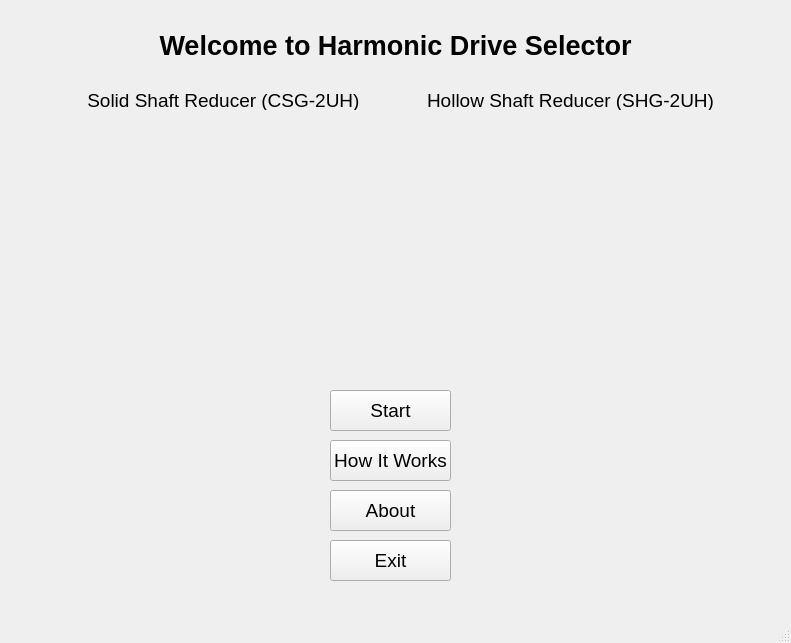
The window that gui/ui/mainwindow.ui (AimanHaidar/harmonic-drive-selector) describes before a commit, drawn with Qt 5.
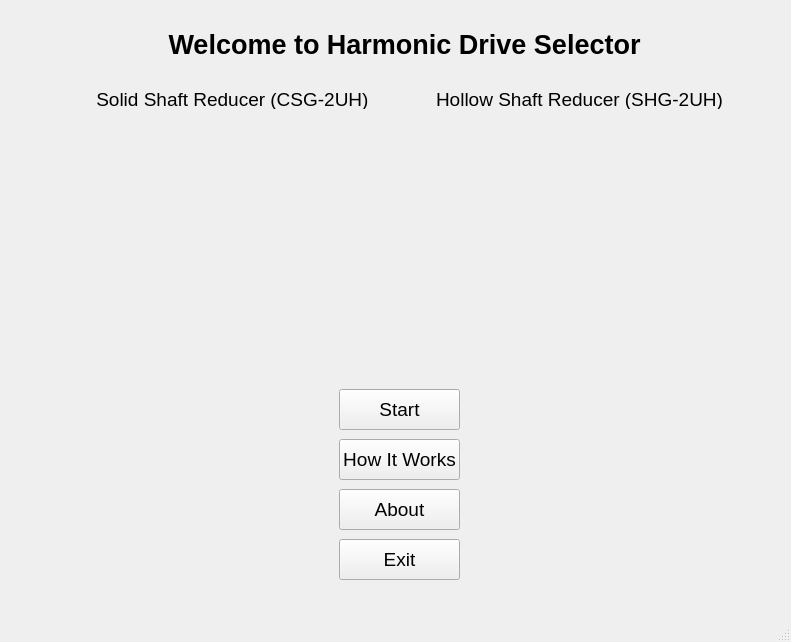
The same window after the commit. Icons and pictures are not drawn.

```diff
--- a/gui/ui/mainwindow.ui
+++ b/gui/ui/mainwindow.ui
@@ -7,37 +7,60 @@
     <x>0</x>
     <y>0</y>
     <width>791</width>
-    <height>643</height>
+    <height>642</height>
    </rect>
   </property>
   <property name="windowTitle">
    <string>MainWindow</string>
   </property>
   <widget class="QWidget" name="centralwidget">
-   <widget class="QLabel" name="CSG_photo">
+   <layout class="QGridLayout" name="gridLayout">
+    <item row="0" column="0">
+     <widget class="QWidget" name="widget" native="true">
+      <widget class="QPushButton" name="start_pushButton">
     <property name="geometry">
      <rect>
-      <x>100</x>
-      <y>130</y>
-      <width>241</width>
-      <height>241</height>
-     </rect>
-    </property>
+         <x>330</x>
+         <y>380</y>
+         <width>121</width>
+         <height>41</height>
+        </rect>
+       </property>
+       <property name="font">
+        <font>
+         <pointsize>14</pointsize>
+        </font>
+       </property>
     <property name="text">
-     <string/>
-    </property>
-    <property name="pixmap">
-     <pixmap resource="../resources/pic.qrc">:/pictures/pictures/CSG_photo.png</pixmap>
-    </property>
-    <property name="scaledContents">
-     <bool>true</bool>
+        <string>Start</string>
+       </property>
+      </widget>
+      <widget class="QLabel" name="SHG_label">
+       <property name="geometry">
+        <rect>
+         <x>390</x>
+         <y>80</y>
+         <width>361</width>
+         <height>20</height>
+        </rect>
+       </property>
+       <property name="font">
+        <font>
+         <pointsize>14</pointsize>
+        </font>
+       </property>
+       <property name="text">
+        <string>Hollow Shaft Reducer (SHG-2UH)</string>
+       </property>
+       <property name="alignment">
+        <set>Qt::AlignCenter</set>
     </property>
    </widget>
    <widget class="QLabel" name="SHG_photo">
     <property name="geometry">
      <rect>
       <x>440</x>
-      <y>130</y>
+         <y>120</y>
       <width>251</width>
       <height>241</height>
      </rect>
@@ -52,11 +75,29 @@
      <bool>true</bool>
     </property>
    </widget>
+      <widget class="QPushButton" name="how_pushButton">
+       <property name="geometry">
+        <rect>
+         <x>330</x>
+         <y>430</y>
+         <width>121</width>
+         <height>41</height>
+        </rect>
+       </property>
+       <property name="font">
+        <font>
+         <pointsize>14</pointsize>
+        </font>
+       </property>
+       <property name="text">
+        <string>How It Works</string>
+       </property>
+      </widget>
    <widget class="QLabel" name="CSG_label">
     <property name="geometry">
      <rect>
       <x>40</x>
-      <y>90</y>
+         <y>80</y>
       <width>351</width>
       <height>20</height>
      </rect>
@@ -73,13 +114,13 @@
      <set>Qt::AlignCenter</set>
     </property>
    </widget>
-   <widget class="QLabel" name="SHG_label">
+      <widget class="QPushButton" name="exit_pushButton">
     <property name="geometry">
      <rect>
-      <x>390</x>
-      <y>90</y>
-      <width>361</width>
-      <height>20</height>
+         <x>330</x>
+         <y>530</y>
+         <width>121</width>
+         <height>41</height>
      </rect>
     </property>
     <property name="font">
@@ -88,17 +129,51 @@
      </font>
     </property>
     <property name="text">
-     <string>Hollow Shaft Reducer (SHG-2UH)</string>
-    </property>
-    <property name="alignment">
-     <set>Qt::AlignCenter</set>
+        <string>Exit</string>
+       </property>
+      </widget>
+      <widget class="QLabel" name="CSG_photo">
+       <property name="geometry">
+        <rect>
+         <x>100</x>
+         <y>120</y>
+         <width>241</width>
+         <height>241</height>
+        </rect>
+       </property>
+       <property name="text">
+        <string/>
+       </property>
+       <property name="pixmap">
+        <pixmap resource="../resources/pic.qrc">:/pictures/pictures/CSG_photo.png</pixmap>
+       </property>
+       <property name="scaledContents">
+        <bool>true</bool>
+       </property>
+      </widget>
+      <widget class="QPushButton" name="about_pushButton">
+       <property name="geometry">
+        <rect>
+         <x>330</x>
+         <y>480</y>
+         <width>121</width>
+         <height>41</height>
+        </rect>
+       </property>
+       <property name="font">
+        <font>
+         <pointsize>14</pointsize>
+        </font>
+       </property>
+       <property name="text">
+        <string>About</string>
     </property>
    </widget>
    <widget class="QLabel" name="Title">
     <property name="geometry">
      <rect>
       <x>0</x>
-      <y>30</y>
+         <y>20</y>
       <width>791</width>
       <height>31</height>
      </rect>
@@ -120,78 +195,9 @@
      <set>Qt::AlignCenter</set>
     </property>
    </widget>
-   <widget class="QPushButton" name="start_pushButton">
-    <property name="geometry">
-     <rect>
-      <x>330</x>
-      <y>390</y>
-      <width>121</width>
-      <height>41</height>
-     </rect>
-    </property>
-    <property name="font">
-     <font>
-      <pointsize>14</pointsize>
-     </font>
-    </property>
-    <property name="text">
-     <string>Start</string>
-    </property>
-   </widget>
-   <widget class="QPushButton" name="exit_pushButton">
-    <property name="geometry">
-     <rect>
-      <x>330</x>
-      <y>540</y>
-      <width>121</width>
-      <height>41</height>
-     </rect>
-    </property>
-    <property name="font">
-     <font>
-      <pointsize>14</pointsize>
-     </font>
-    </property>
-    <property name="text">
-     <string>Exit</string>
-    </property>
-   </widget>
-   <widget class="QPushButton" name="about_pushButton">
-    <property name="geometry">
-     <rect>
-      <x>330</x>
-      <y>490</y>
-      <width>121</width>
-      <height>41</height>
-     </rect>
-    </property>
-    <property name="font">
-     <font>
-      <pointsize>14</pointsize>
-     </font>
-    </property>
-    <property name="text">
-     <string>About</string>
-    </property>
-   </widget>
-   <widget class="QPushButton" name="how_pushButton">
-    <property name="geometry">
-     <rect>
-      <x>330</x>
-      <y>440</y>
-      <width>121</width>
-      <height>41</height>
-     </rect>
-    </property>
-    <property name="font">
-     <font>
-      <pointsize>14</pointsize>
-     </font>
-    </property>
-    <property name="text">
-     <string>How It Works</string>
-    </property>
-   </widget>
+     </widget>
+    </item>
+   </layout>
   </widget>
   <widget class="QMenuBar" name="menubar">
    <property name="geometry">
```
Lines whose indentation alone changed are shown as unchanged.
